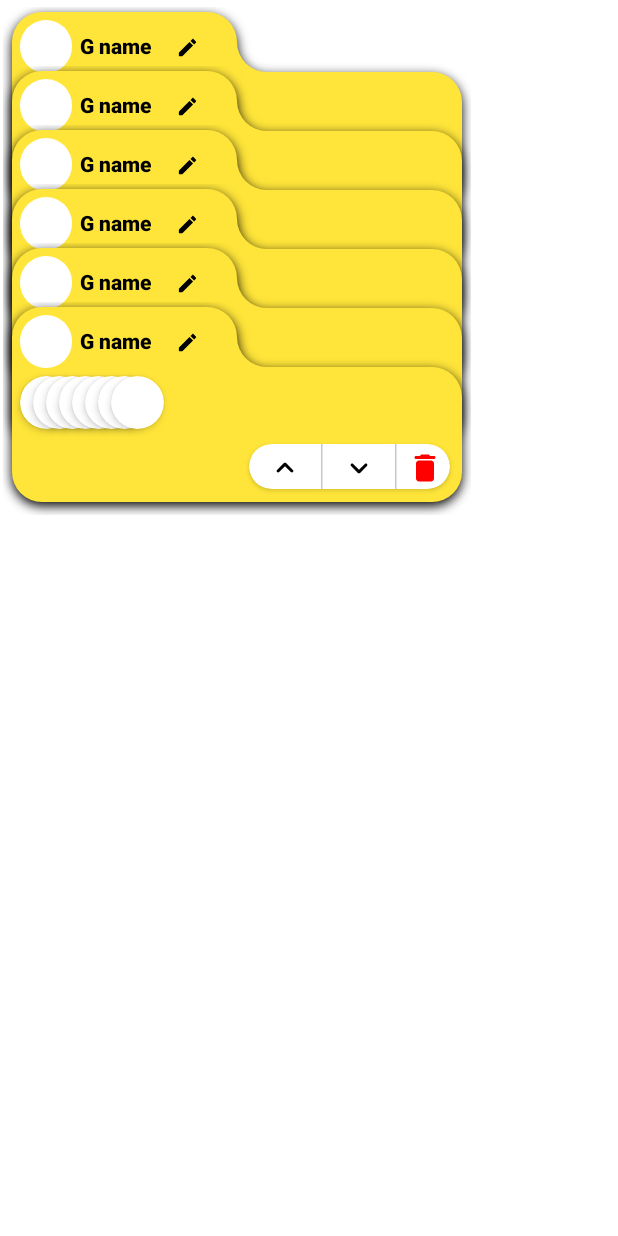
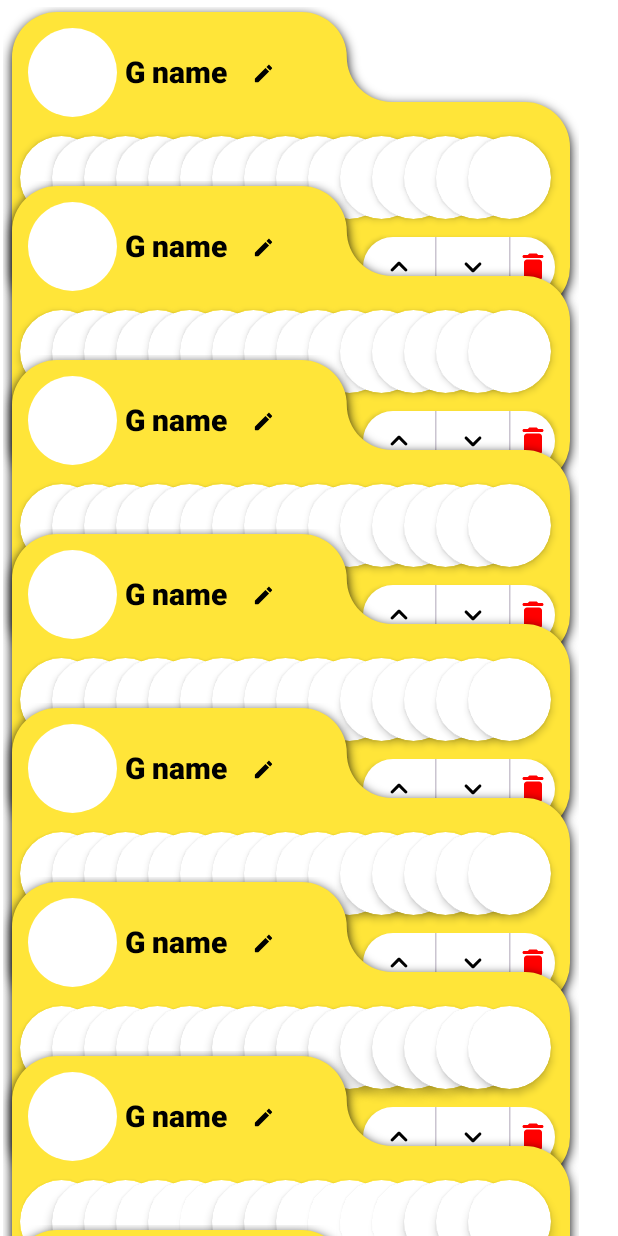
Before and after one commit to MRfantastic3DGamer/Angular-Apps, an Android app built with Jetpack Compose: the @Preview function GroupsPrev, on a phone screen of 412 x 824 dp. Run offline under Robolectric (Android 15) with nearby library versions, the phone set to English and light mode, and no system bars.

Commit message:
Updated Group.kt

```diff
--- a/app/src/main/java/com/dhruv/angularapps/settings_app/groups/components/Group.kt
+++ b/app/src/main/java/com/dhruv/angularapps/settings_app/groups/components/Group.kt
@@ -8,7 +8,6 @@ import androidx.compose.foundation.layout.Row
 import androidx.compose.foundation.layout.Spacer
 import androidx.compose.foundation.layout.fillMaxWidth
 import androidx.compose.foundation.layout.height
-import androidx.compose.foundation.layout.offset
 import androidx.compose.foundation.layout.padding
 import androidx.compose.foundation.layout.size
 import androidx.compose.foundation.shape.CircleShape
@@ -42,7 +41,7 @@ import androidx.compose.ui.graphics.Path
 import androidx.compose.ui.graphics.Shape
 import androidx.compose.ui.graphics.drawscope.drawIntoCanvas
 import androidx.compose.ui.layout.Layout
-import androidx.compose.ui.layout.onPlaced
+import androidx.compose.ui.platform.LocalConfiguration
 import androidx.compose.ui.platform.LocalDensity
 import androidx.compose.ui.text.TextStyle
 import androidx.compose.ui.text.font.FontWeight
@@ -51,14 +50,15 @@ import androidx.compose.ui.unit.Constraints
 import androidx.compose.ui.unit.Density
 import androidx.compose.ui.unit.Dp
 import androidx.compose.ui.unit.IntOffset
-import androidx.compose.ui.unit.IntSize
 import androidx.compose.ui.unit.LayoutDirection
 import androidx.compose.ui.unit.TextUnit
+import androidx.compose.ui.unit.TextUnitType
 import androidx.compose.ui.unit.dp
 import com.dhruv.angularapps.data.models.Group
 import kotlin.math.ceil
+import kotlin.math.max
 
-class GroupShape(val height: Dp, val width: Dp, val cornerRadius: Dp): Shape {
+class GroupShape(val height: Dp, val width: Dp, val topCut: Float, val cornerRadius: Dp): Shape {
     override fun createOutline(
         size: Size,
         layoutDirection: LayoutDirection,
@@ -74,11 +74,11 @@ class GroupShape(val height: Dp, val width: Dp, val cornerRadius: Dp): Shape {
             moveTo(cornerRadius, 0f)
 
             // Top edge
-            lineTo(width/2 - 2 * cornerRadius, 0f)
+            lineTo(width*topCut - 2 * cornerRadius, 0f)
 
             addRoundRect(
                 RoundRect(
-                    left = 0f, top = 0f, right = width/2, bottom = height,
+                    left = 0f, top = 0f, right = width*topCut, bottom = height,
                     cornerRadius = CornerRadius(cornerRadius, cornerRadius)
                 )
             )
@@ -92,14 +92,14 @@ class GroupShape(val height: Dp, val width: Dp, val cornerRadius: Dp): Shape {
 
             val path = Path()
             path.apply {
-                moveTo(width/2, cornerRadius)
-                arcTo(Rect(left = width/2, top = 0f, right = width/2 + cornerRadius*2, bottom = cornerRadius*2),
+                moveTo(width*topCut, cornerRadius)
+                arcTo(Rect(left = width*topCut, top = 0f, right = width*topCut + cornerRadius*2, bottom = cornerRadius*2),
                     startAngleDegrees = -180f,
                     sweepAngleDegrees = -90f,
                     forceMoveTo = true
                 )
-                lineTo(width/2 + cornerRadius, cornerRadius * 2)
-                lineTo(width/2, cornerRadius * 2)
+                lineTo(width*topCut + cornerRadius, cornerRadius * 2)
+                lineTo(width*topCut, cornerRadius * 2)
                 close()
             }
             addPath(path)
@@ -109,13 +109,17 @@ class GroupShape(val height: Dp, val width: Dp, val cornerRadius: Dp): Shape {
 }
 
 @Composable
-fun Group(group: Group) {
-    val height = 130.dp
-    val width = 300.dp
+fun Group(
+    group: Group,
+    width: Dp
+) {
+    val height = 200.dp
+    val topCut = 0.6f
     val shape = GroupShape(
         height = height,
         width = width,
-        cornerRadius = 20.dp
+        topCut = topCut,
+        cornerRadius = 30.dp
     )
     Shadowed(
         Modifier
@@ -131,24 +135,30 @@ fun Group(group: Group) {
                 .background(
                     Color(0xFFFFE539),
                     shape = shape
-                )
+                ),
+            Arrangement.SpaceBetween,
+            Alignment.Start
         ) {
             Row(
                 Modifier
-                    .padding(start = 5.dp, top = 5.dp, bottom = 5.dp)
-                    .height(35.dp),
+                    .padding(5.dp)
+                    .height(70.dp),
                 Arrangement.Start,
                 Alignment.CenterVertically
             ) {
                 Box(
                     modifier = Modifier
-                        .size(40.dp)
-                        .padding(end = 5.dp)
+                        .size(70.dp)
+                        .padding(5.dp)
                         .background(Color.White, CircleShape)
                 )
                 Text(
                     text = group.name,
-                    style = TextStyle(fontSize = TextUnit.Unspecified, fontWeight = FontWeight.W900)
+                    style = TextStyle(
+                        color = Color.Black,
+                        fontSize = TextUnit(20f, TextUnitType.Sp),
+                        fontWeight = FontWeight.W900
+                    )
                 )
                 IconButton(onClick = { /*TODO*/ }) {
                     Icon(imageVector = Icons.Rounded.Edit, contentDescription = "edit", Modifier.size(15.dp))
@@ -159,13 +169,12 @@ fun Group(group: Group) {
             GroupAppsLayout(
                 Modifier
                     .padding(start = 5.dp)
-                    .height(35.dp)
-//                    .weight(1f) // Use weight to give it a flexible size
+                    .height(55.dp)
             ) {
-                repeat(8) {
+                repeat(15) {
                     Box(
                         modifier = Modifier
-                            .size(35.dp)
+                            .size(55.dp)
                             .shadow(3.dp, shape = CircleShape)
                             .background(Color.White, CircleShape)
                     )
@@ -175,18 +184,18 @@ fun Group(group: Group) {
             Row(
                 Modifier
                     .fillMaxWidth()
-                    .padding(end = 8.dp, bottom = 8.dp, top = 10.dp),
+                    .padding(10.dp),
                 Arrangement.End,
                 Alignment.CenterVertically
             ) {
-                Row(Modifier.weight(0.4f)){}
+                Row(Modifier.weight(topCut)){}
                 Spacer(modifier = Modifier.weight(0.1f))
                 Row(
                     Modifier
-                        .weight(0.425f)
-                        .height(30.dp)
+                        .weight(1-topCut)
+                        .height(40.dp)
                         .shadow(2.dp, RoundedCornerShape(15.dp))
-                        .background(Color.White, RoundedCornerShape(15.dp)),
+                        .background(Color.White, RoundedCornerShape(150.dp)),
                     Arrangement.Center,
                     Alignment.CenterVertically
                 ){
@@ -208,32 +217,18 @@ fun Group(group: Group) {
 }
 
 @Composable
-fun GroupColumn() {
-    Column(
-        modifier = Modifier
-            .fillMaxWidth()
-            .padding(top = 50.dp)
-    ) {
-        repeat(6) { index ->
-            Box(
-                modifier = Modifier
-                    .fillMaxWidth()
-                    .offset(y = (-25).dp * index)
-            ) {
-                Group(key = "home", name = "G name", apps = emptyList())
-            }
-        }
-    }
-}
-
-@Composable
 fun GroupsLayout(
     modifier: Modifier = Modifier,
-    content: @Composable () -> Unit,
+    groups: List<Group>,
 ) {
+    val configuration = LocalConfiguration.current
     Layout(
-        content,
-        modifier,
+        {
+            groups.forEach {
+                Group(group = it, width = (configuration.screenWidthDp - 40).dp)
+            }
+        },
+        modifier
     ){ measurable, constrainsts ->
         val placeables = measurable.map {
             it.measure(constrainsts)
@@ -242,7 +237,7 @@ fun GroupsLayout(
         layout(constrainsts.maxWidth, constrainsts.maxHeight) {
             placeables.forEach { placeable ->
                 placeable.place(position = IntOffset(0, y))
-                y += placeable.height - 160
+                y += placeable.height - 150
             }
         }
     }
@@ -250,22 +245,25 @@ fun GroupsLayout(
 
 @Composable
 fun GroupAppsLayout(modifier: Modifier = Modifier, content: @Composable () -> Unit) {
-    var size = IntSize(0,0)
     Layout(
         content,
         modifier
-            .onPlaced { layoutCoordinates ->
-                size = layoutCoordinates.size
-            }
     ) { measurable, constraints ->
-        val placeables = measurable.map {
+        val placeabls = measurable.map {
             it.measure(constraints)
         }
+        var saveX = 40
         var x = 0
         layout(constraints.maxWidth, constraints.maxHeight) {
-            placeables.forEach { placeable ->
+            placeabls.forEachIndexed { i, placeable ->
                 placeable.place(position = IntOffset(x, 0))
-                x += placeable.width - 40
+                if (i == 0){
+                    saveX = max(
+                        (placeable.width * (placeabls.size+1) - constraints.maxWidth) / placeabls.size,
+                        saveX
+                    )
+                }
+                x += placeable.width - saveX
             }
         }
     }
@@ -275,39 +273,8 @@ fun GroupAppsLayout(modifier: Modifier = Modifier, content: @Composable () -> Un
 @Composable
 private fun GroupsPrev() {
     GroupsLayout(
-        modifier = Modifier
-    ) {
-        repeat(6){
-            Group(group = Group(key = "home", name = "G name", apps = emptyList()))
-        }
-    }
-}
-
-@Composable
-fun OverlappingCol(
-    modifier: Modifier = Modifier,
-    overlappingPercentage: Float,
-    content: @Composable () -> Unit
-) {
-    val factor = (1 - overlappingPercentage)
-
-    Layout(
-        modifier = modifier,
-        content = content,
-        measurePolicy = { measurables, constraints ->
-            val placeables = measurables.map { it.measure(constraints) }
-            val widthsExceptFirst = placeables.subList(1, placeables.size).sumOf { it.width }
-            val firstWidth = placeables.getOrNull(0)?.width ?: 0
-            val width = (widthsExceptFirst * factor + firstWidth).toInt()
-            val height = placeables.maxOf { it.height }
-            layout(width, height) {
-                var y = 0
-                for (placeable in placeables) {
-                    placeable.placeRelative(0, y, 0f)
-                    y += (placeable.width * factor).toInt()
-                }
-            }
-        }
+        modifier = Modifier,
+        groups = List(8) { Group(key = "home", name = "G name", apps = emptyList()) }
     )
 }
 
```
Also changed, not shown: app/src/main/java/com/dhruv/angularapps/settings_app/groups/GroupsEditor.kt (+73 -72 lines).
